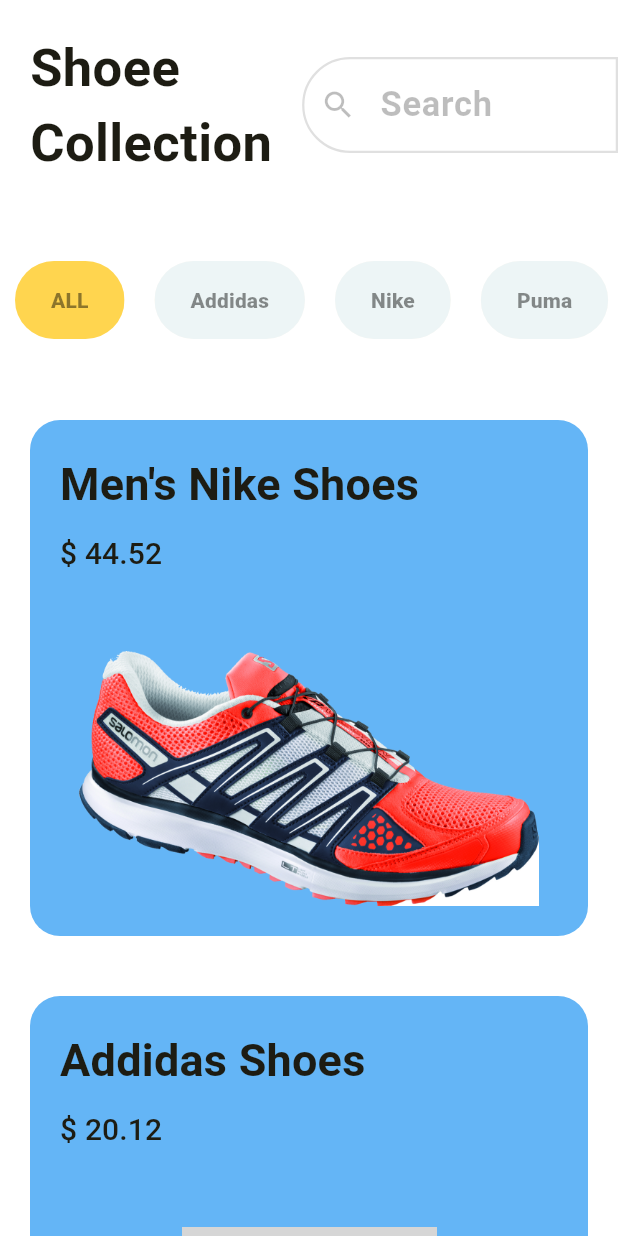
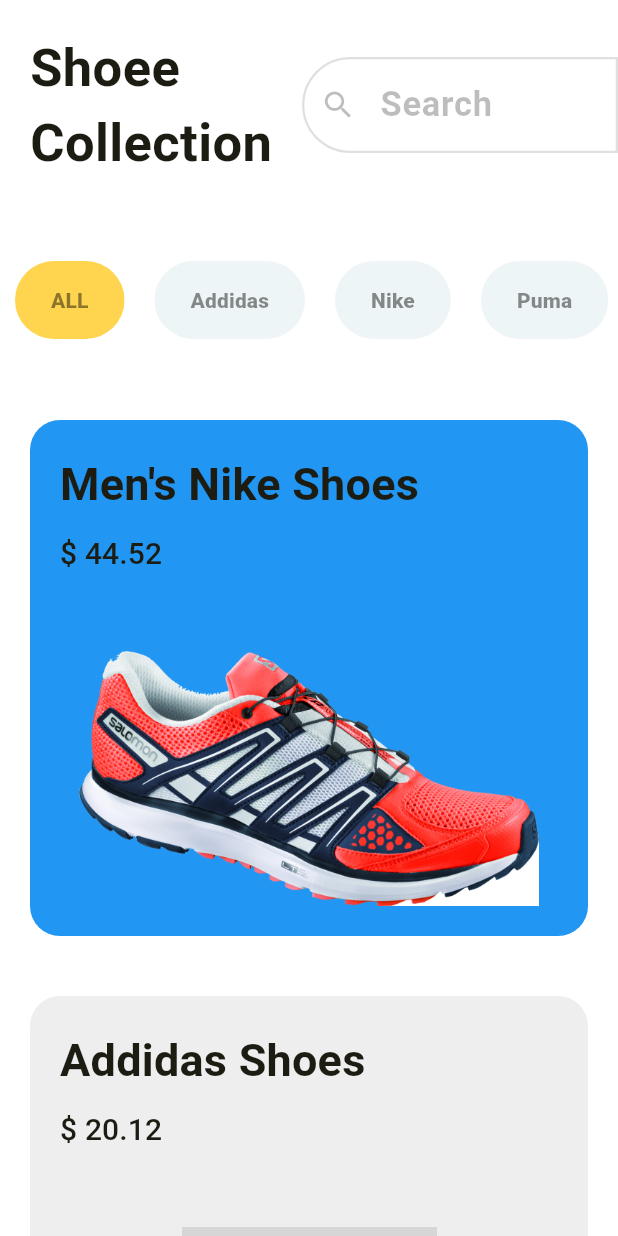
Before and after one commit to vijay4dev/ecomapp_project, a Flutter app: the screen it shows after launch, on a phone screen of 412 x 824 dp. Run offline on Flutter 3.47's test engine with Material 3 defaults, Android fonts, the phone set to English and light mode, and no system bars; missing offline and left inert: dart:ffi; Roboto replaces fonts that are missing (sans); grey boxes are pictures that could not be loaded.

Commit message:
add od even color to shoe cards

```diff
--- a/lib/pages/home_page.dart
+++ b/lib/pages/home_page.dart
@@ -70,7 +70,10 @@
                 return ProductCard(
                   title: product['title'] as String,
                   price: product['price'] as double,
-                  image: product['imageUrl'] as String
+                  image: product['imageUrl'] as String,
+                  backgroundColor: index.isEven
+                        ?  (Colors.blue ?? Colors.blue)
+                        : (Colors.grey[200] ?? Colors.white),
                 );
               },
             ),
--- a/lib/pages/product_card.dart
+++ b/lib/pages/product_card.dart
@@ -6,11 +6,13 @@
   final String title;
   final double price;
   final String image;
+  final Color backgroundColor;
   const ProductCard({
     super.key,
     required this.title,
     required this.price,
     required this.image,
+    required this.backgroundColor,
     });
 
   @override
@@ -18,7 +20,7 @@
     return Container(
       decoration: BoxDecoration(
         borderRadius: BorderRadius.circular(20),
-        color: Colors.blue[300],
+        color: backgroundColor,
       ),
       margin: const EdgeInsets.all(20),
       child:  Padding(
```
